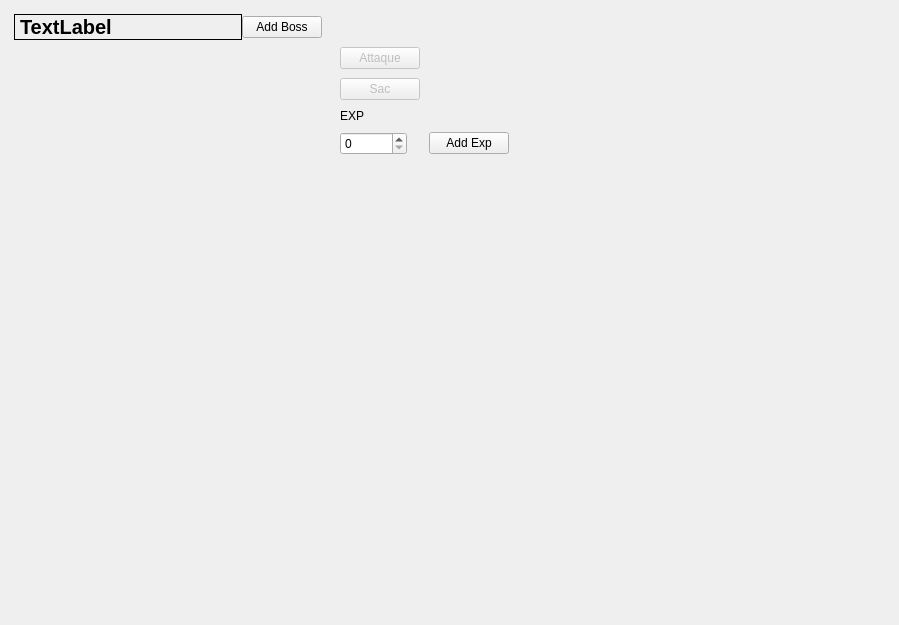
The window that app/view/forms/gamedisplay.ui (r0nd0ud0u/qt-rpg) describes before a commit, drawn with Qt 5.
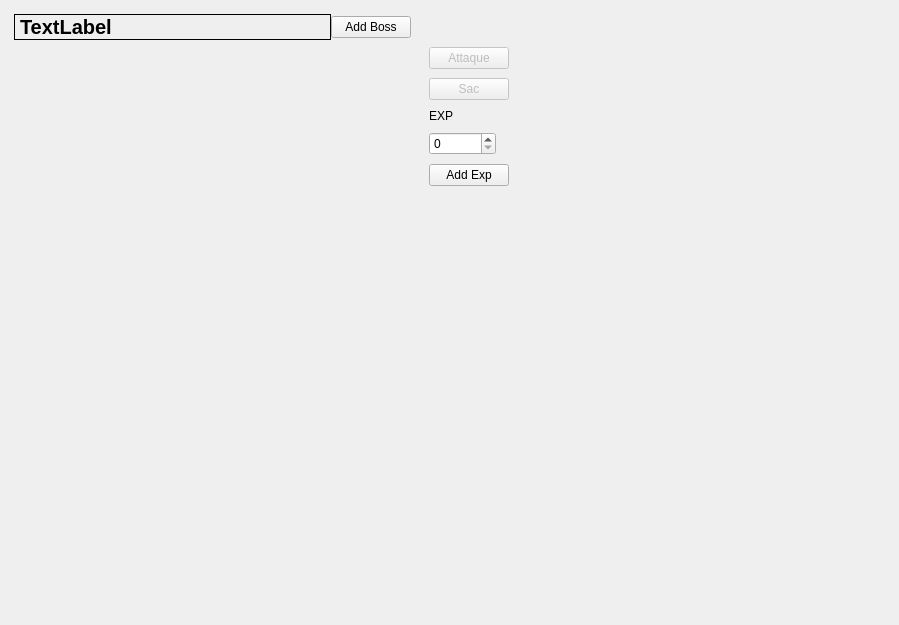
The same window after the commit. Custom widgets are drawn as their Qt base class.

```diff
--- a/app/view/forms/gamedisplay.ui
+++ b/app/view/forms/gamedisplay.ui
@@ -210,14 +210,14 @@
            </property>
           </widget>
          </item>
-         <item row="6" column="0">
+         <item row="7" column="0">
           <widget class="QSpinBox" name="exp_spinBox">
            <property name="maximum">
             <number>999999999</number>
            </property>
           </widget>
          </item>
-         <item row="6" column="1">
+         <item row="8" column="0">
           <widget class="QPushButton" name="add_exp_button">
            <property name="enabled">
             <bool>true</bool>
@@ -227,7 +227,7 @@
            </property>
           </widget>
          </item>
-         <item row="5" column="0">
+         <item row="6" column="0">
           <widget class="QLabel" name="label">
            <property name="text">
             <string>EXP</string>
```
